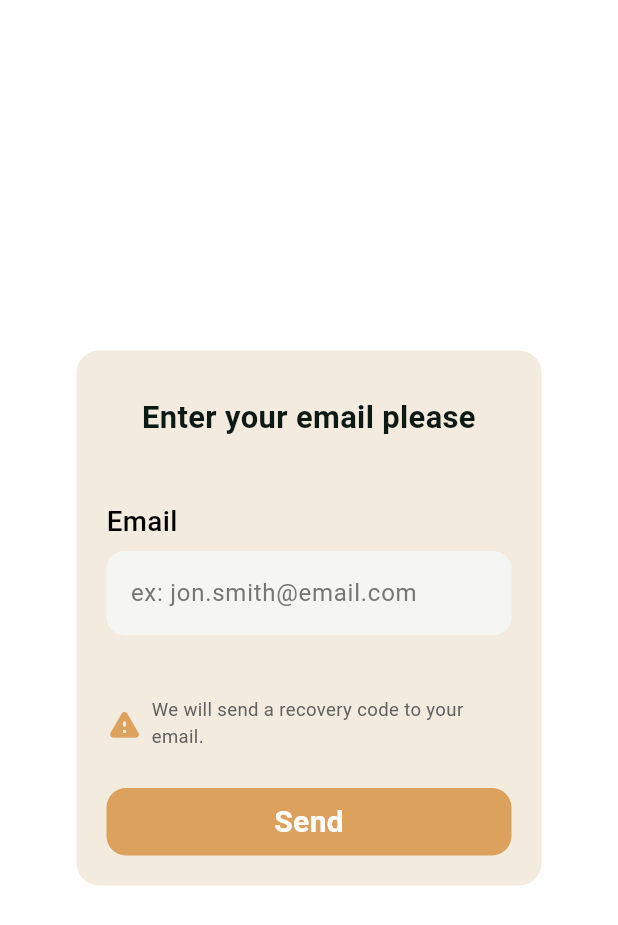
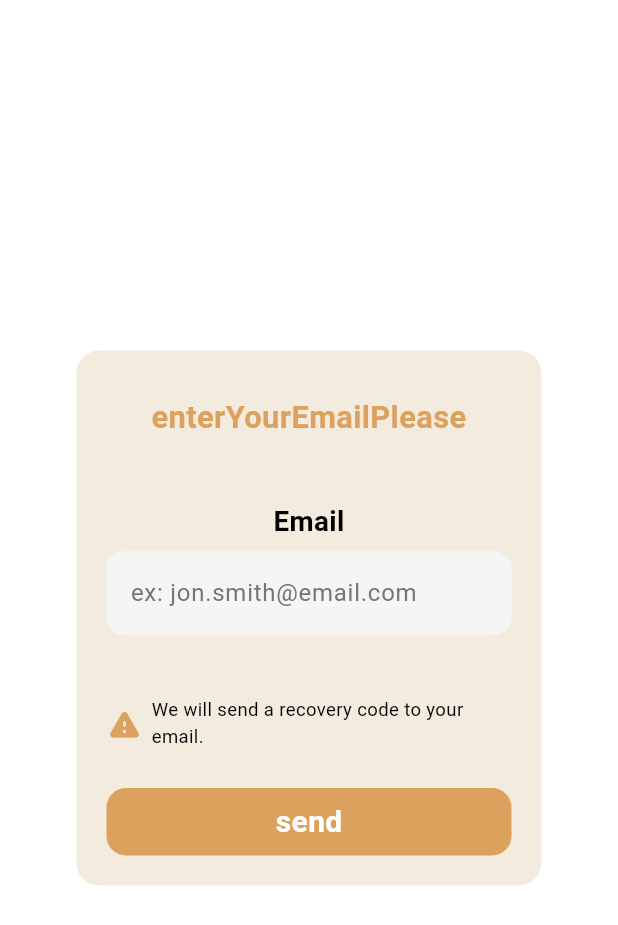
Before and after one commit to MiladnserSB/KHOTWA-Project, a Flutter app: the ForgotPasswordDialogue widget shown alone on an empty page, opened directly with empty values, on a phone screen of 412 x 824 dp. Shown: the top 925 px of the screen. Run offline on Flutter 3.47's test engine with Material 3 defaults, Android fonts, the phone set to English and light mode, and no system bars; our stand-ins replace buttons_tabbar, dio, dropdown_button2, flutter_otp_text_field, flutter_rating_bar, get and 5 more; missing offline and left inert: mobile_scanner; accounts and stored records are empty; network calls fail.

Commit message:
Translation_Login Pages

```diff
--- a/lib/Localizations/ArabicLocalization.dart
+++ b/lib/Localizations/ArabicLocalization.dart
@@ -192,6 +192,8 @@ class ArabicLocalization extends Translations {
 "Passwords do not match":"كلمات السر غير متطابقة",
 "Changing Password":"تغيير كلمة السر",
 "New password":"كلمة السر الجديدة",
+"Password is required":"كلمة السر ضرورية",
+"Password":"كلمة السر",
 "Change":"تغيير",
 "Confirm New Password":"تأكيد كلمة السر الجديدة",
 "We are done":"خلصنا",
@@ -248,7 +250,21 @@ class ArabicLocalization extends Translations {
   "Donation Confirmation":"تأكيد التبرع",
   "Are you sure you want to donate for the event or project?":"هل أنت متأكد أنك تريد التبرع للحدث أو المشروع؟",
   "No donations found":"لم يتم العثور على التبرعات",
-
+ "1. Example term 1": "١. مثال على البند ١",
+  "2. Example term 2": "٢. مثال على البند ٢",
+  "3. Example term 3": "٣. مثال على البند ٣",
+  "4. Example term 4": "٤. مثال على البند ٤",
+  "Sign in":"تسجيل الدخول",
+  "enterYourEmailPlease":"ادخل البريد الالكتروني",
+  "Sign in your account":" سجل دخول ",
+  "We will send a recovery code to your email.":"سنرسل رمز تأكيد الى بريدك الالكتروني",
+  "Logging in...":"جاري تسجيل الدخول",
+  "forgotPassword?":"هل نسيت كلمة المرور؟",
+  "checkOur":"تحقق لدينا",
+  "termsPolicy":"وفق شروط السياسة",
+  "close":"اغلاق",
+  "termsAndConditions":"الشروط والأحكام",
+  "send":"ارسال"
   }
   };
 }
--- a/lib/Localizations/EnglishLocalization.dart
+++ b/lib/Localizations/EnglishLocalization.dart
@@ -188,6 +188,7 @@ class EnglishLocalization extends Translations {
 "OTP is missing.":"OTP is missing.",
 "Please enter the new password and its confirmation.":"Please enter the new password and its confirmation.",
 "New password is required":"New password is required",
+"Password is required":"Password is required",
 "Password must be at least 6 characters":"Password must be at least 6 characters",
 "Please confirm your password":"Please confirm your password",
 "Passwords do not match":"Passwords do not match",
@@ -203,7 +204,7 @@ class EnglishLocalization extends Translations {
 "Issue Warning":"Issue Warning",
 "Warning Given":"Warning Given",
 "Rate the Volunteer":"Rate the Volunteer",
-
+"Password":"Password",
 "Punctuality":"Punctuality",
 "Work Quality":"Work Quality",
 "Teamwork":"Teamwork",
@@ -249,6 +250,21 @@ class EnglishLocalization extends Translations {
   "Are you sure you want to donate for the event or project?":"Are you sure you want to donate for the event or project?",
   "Donation Confirmation":"Donation Confirmation",
   "No donations found":"No donations found",
+   "1. Example term 1": "1. Example term 1",
+  "2. Example term 2": "2. Example term 2",
+  "3. Example term 3": "3. Example term 3",
+  "4. Example term 4": "4. Example term 4",
+  "Sign in":"Sign in",
+  "enterYourEmailPlease":"enterYourEmailPlease",
+  "Sign in your account":"Sign in your account",
+  "We will send a recovery code to your email.":"We will send a recovery code to your email.",
+"Logging in...":"Logging in...",
+"forgotPassword?":"forgotPassword?",
+"checkOur":"checkOur",
+"termsPolicy":"termsPolicy",
+"termsAndConditions":"termsAndConditions",
+"close":"close",
+"send":"send",
 
 
     },
--- a/lib/view/login/forgot_password_dialogue.dart
+++ b/lib/view/login/forgot_password_dialogue.dart
@@ -1,8 +1,8 @@
 import 'package:flutter/material.dart';
+import 'package:get/get.dart';
 import 'package:khotwa/shared/constants/app_strings.dart';
 import 'package:khotwa/shared/constants/colors.dart';
 import 'package:khotwa/widgets/auth_custom_button.dart';
-
 
 class ForgotPasswordDialogue extends StatelessWidget {
   final TextEditingController emailController;
@@ -18,53 +18,55 @@ class ForgotPasswordDialogue extends StatelessWidget {
     final height = mediaQuery.size.height;
 
     return Dialog(
-      backgroundColor: thirdColor,
+      backgroundColor: theme.brightness == Brightness.dark
+                        ? Color(0xFF202020)
+                        : thirdColor,
       insetPadding: const EdgeInsets.symmetric(horizontal: 30, vertical: 24),
       shape: RoundedRectangleBorder(borderRadius: BorderRadius.circular(15.0)),
       child: SingleChildScrollView(
         padding: const EdgeInsets.all(20.0),
         child: ConstrainedBox(
-          constraints: BoxConstraints(
-            maxWidth: 270,
-            minHeight: height * 0.20,
-          ),
+          constraints: BoxConstraints(maxWidth: 270, minHeight: height * 0.20),
           child: Column(
-
             mainAxisSize: MainAxisSize.min,
             children: [
               SizedBox(height: 10),
 
               Text(
-                AppStrings.enterYourEmailPlease,
+                "enterYourEmailPlease".tr,
                 style: TextStyle(
                   fontSize: width * 0.050,
                   fontWeight: FontWeight.bold,
- color:   theme.brightness == Brightness.dark
-            ? Colors.white
-            : textBlack,                ),
+                  color: theme.brightness == Brightness.dark
+                      ? primaryColor
+                      : secondaryColor,
+                ),
                 textAlign: TextAlign.center,
               ),
- SizedBox(height: height * 0.05),              Align(
-                alignment: Alignment.centerLeft,
-                child: Text(
-                  AppStrings.email,
+              SizedBox(height: height * 0.05),
+
+                 Text(
+                  "Email".tr,
                   style: TextStyle(
                     fontSize: width * 0.045,
-                    fontWeight: FontWeight.w500,
+                    fontWeight: FontWeight.bold,
+                    color: theme.brightness == Brightness.dark
+                      ? Colors.white
+                      : Colors.black,
                   ),
                 ),
-              ),
+
               SizedBox(height: height * 0.008),
               TextFormField(
                 controller: emailController,
                 keyboardType: TextInputType.emailAddress,
                 validator: (value) {
                   if (value == null || value.isEmpty) {
-      return "Email is required";
+                    return "Email is required".tr;
                   }
                   final emailRegex = RegExp(r'^[^@]+@[^@]+\.[^@]+');
                   if (!emailRegex.hasMatch(value)) {
-      return "Enter a valid email";
+                    return "Enter a valid email".tr;
                   }
                   return null;
                 },
@@ -86,11 +88,13 @@ class ForgotPasswordDialogue extends StatelessWidget {
                   const SizedBox(width: 6),
                   Flexible(
                     child: Text(
-                      "We will send a recovery code to your email.",
+                      "We will send a recovery code to your email.".tr,
                       style: TextStyle(
                         fontSize: width * 0.030,
                         fontWeight: FontWeight.w400,
-                        color: Colors.grey[700],
+                         color: theme.brightness == Brightness.dark
+                      ? Colors.white
+                      : Colors.black
                       ),
                     ),
                   ),
@@ -98,7 +102,7 @@ class ForgotPasswordDialogue extends StatelessWidget {
               ),
               SizedBox(height: height * 0.03),
               AuthCustomButton(
-                title: AppStrings.send,
+                title:"send".tr,
                 onPressed: () {
                   Navigator.of(context).pop();
                 },
```
Also changed, not shown: lib/view/login/login_form.dart (+12 -7 lines), lib/view/login/login_page.dart (+8 -5 lines), lib/view/login/login_terms_row.dart (+5 -3 lines), lib/view/login/terms_dialogue.dart (+11 -9 lines). Lines whose indentation alone changed are shown as unchanged.
